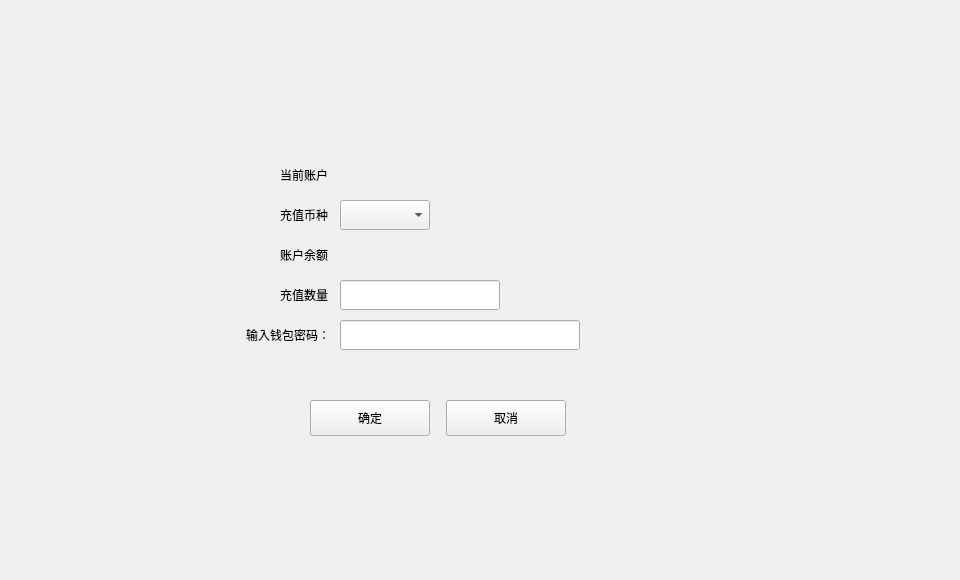
Before: the Qt Designer form exchange/depositexchangecontractdialog.ui in HcashOrg/hx-indicator, drawn with Qt 5.
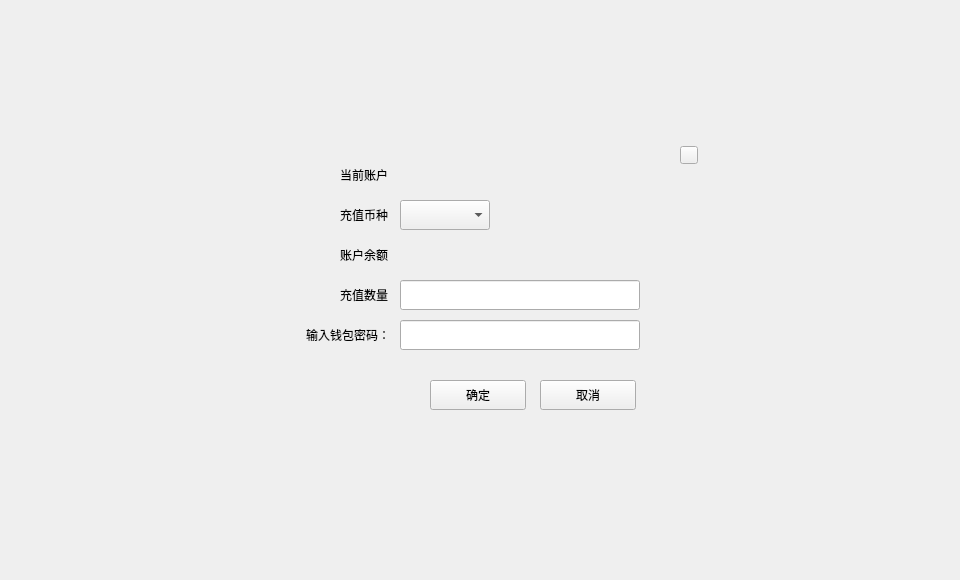
After: the same form once the commit is applied.

Diff of the .ui file:
```diff
--- a/exchange/depositexchangecontractdialog.ui
+++ b/exchange/depositexchangecontractdialog.ui
@@ -30,19 +30,19 @@
    <widget class="QWidget" name="containerWidget" native="true">
     <property name="geometry">
      <rect>
-      <x>210</x>
+      <x>230</x>
       <y>130</y>
       <width>500</width>
-      <height>340</height>
+      <height>320</height>
      </rect>
     </property>
     <widget class="QToolButton" name="cancelBtn">
      <property name="geometry">
       <rect>
-       <x>236</x>
-       <y>270</y>
-       <width>120</width>
-       <height>36</height>
+       <x>310</x>
+       <y>250</y>
+       <width>96</width>
+       <height>30</height>
       </rect>
      </property>
      <property name="cursor">
@@ -58,10 +58,10 @@
     <widget class="QToolButton" name="okBtn">
      <property name="geometry">
       <rect>
-       <x>100</x>
-       <y>270</y>
-       <width>120</width>
-       <height>36</height>
+       <x>200</x>
+       <y>250</y>
+       <width>96</width>
+       <height>30</height>
       </rect>
      </property>
      <property name="cursor">
@@ -77,7 +77,7 @@
     <widget class="QComboBox" name="assetComboBox">
      <property name="geometry">
       <rect>
-       <x>130</x>
+       <x>170</x>
        <y>70</y>
        <width>90</width>
        <height>30</height>
@@ -100,7 +100,7 @@
     <widget class="QLabel" name="label">
      <property name="geometry">
       <rect>
-       <x>70</x>
+       <x>110</x>
        <y>150</y>
        <width>54</width>
        <height>30</height>
@@ -113,9 +113,9 @@
     <widget class="QLineEdit" name="amountLineEdit">
      <property name="geometry">
       <rect>
-       <x>130</x>
+       <x>170</x>
        <y>150</y>
-       <width>160</width>
+       <width>240</width>
        <height>30</height>
       </rect>
      </property>
@@ -123,7 +123,7 @@
     <widget class="QLabel" name="label_4">
      <property name="geometry">
       <rect>
-       <x>70</x>
+       <x>110</x>
        <y>30</y>
        <width>60</width>
        <height>30</height>
@@ -136,7 +136,7 @@
     <widget class="QLabel" name="accountNameLabel">
      <property name="geometry">
       <rect>
-       <x>130</x>
+       <x>170</x>
        <y>30</y>
        <width>120</width>
        <height>30</height>
@@ -149,7 +149,7 @@
     <widget class="QLabel" name="label_5">
      <property name="geometry">
       <rect>
-       <x>70</x>
+       <x>110</x>
        <y>70</y>
        <width>60</width>
        <height>30</height>
@@ -162,7 +162,7 @@
     <widget class="QLabel" name="label_6">
      <property name="geometry">
       <rect>
-       <x>70</x>
+       <x>110</x>
        <y>110</y>
        <width>60</width>
        <height>30</height>
@@ -175,7 +175,7 @@
     <widget class="QLabel" name="balanceLabel">
      <property name="geometry">
       <rect>
-       <x>130</x>
+       <x>170</x>
        <y>110</y>
        <width>120</width>
        <height>30</height>
@@ -188,7 +188,7 @@
     <widget class="QLabel" name="tipLabel">
      <property name="geometry">
       <rect>
-       <x>140</x>
+       <x>180</x>
        <y>230</y>
        <width>200</width>
        <height>16</height>
@@ -201,7 +201,7 @@
     <widget class="QLabel" name="label_2">
      <property name="geometry">
       <rect>
-       <x>20</x>
+       <x>60</x>
        <y>190</y>
        <width>100</width>
        <height>30</height>
@@ -217,7 +217,7 @@
     <widget class="QLineEdit" name="pwdLineEdit">
      <property name="geometry">
       <rect>
-       <x>130</x>
+       <x>170</x>
        <y>190</y>
        <width>240</width>
        <height>30</height>
@@ -227,6 +227,28 @@
       <enum>QLineEdit::Password</enum>
      </property>
     </widget>
+    <widget class="QToolButton" name="closeBtn">
+     <property name="geometry">
+      <rect>
+       <x>450</x>
+       <y>16</y>
+       <width>18</width>
+       <height>18</height>
+      </rect>
+     </property>
+     <property name="cursor">
+      <cursorShape>PointingHandCursor</cursorShape>
+     </property>
+     <property name="focusPolicy">
+      <enum>Qt::NoFocus</enum>
+     </property>
+     <property name="styleSheet">
+      <string notr="true"/>
+     </property>
+     <property name="text">
+      <string/>
+     </property>
+    </widget>
    </widget>
   </widget>
  </widget>
```
